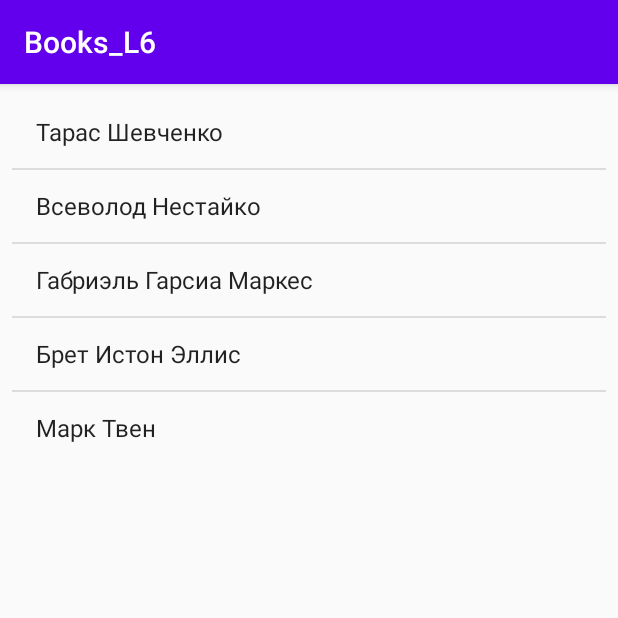
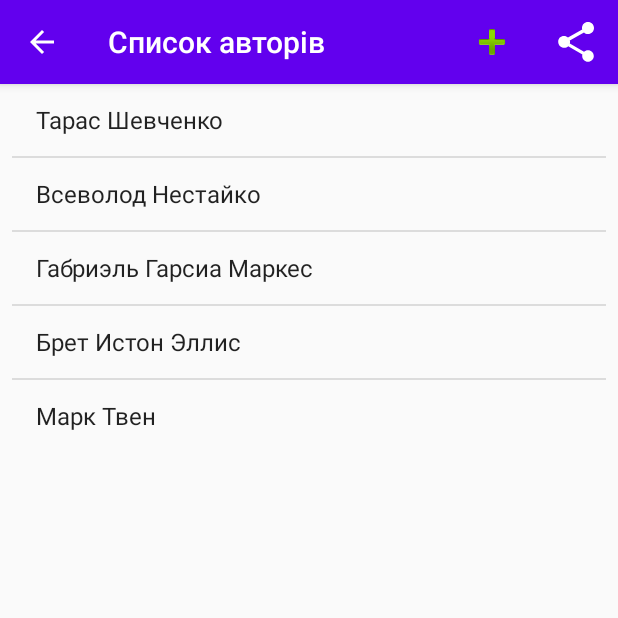
Before and after one commit to sashasova1/AndroidStudio, an Android app: the screen it shows after launch (AuthorsListActivity), after a tap on "СПИСОК АВТОРІВ", on a phone screen of 412 x 824 dp, the top half of it. Run offline under Robolectric (Android 15) with nearby library versions, the phone set to English and light mode, and no system bars.

Commit message:
Lab8 (Menu and Providers)

```diff
--- a/app/src/main/java/com/chnulabs/books/AuthorActivity.java
+++ b/app/src/main/java/com/chnulabs/books/AuthorActivity.java
@@ -24,12 +24,12 @@ public class AuthorActivity extends AppCompatActivity {
         AuthorDetails author = AuthorDetails.getAuthor(authorName);
 
         TextView txtImgAuthor = (TextView) findViewById(R.id.authorNameImageTxt);
-        txtImgAuthor.setText(author.getAuthorName());
+        txtImgAuthor.setText(author.getName());
         TextView txtImgBirthplace = (TextView) findViewById(R.id.birthplaceImageTxt);
         txtImgBirthplace.setText(author.getBirthplace());
 
         EditText txtAuthorName = (EditText) findViewById(R.id.authorEdit);
-        txtAuthorName.setText(author.getAuthorName());
+        txtAuthorName.setText(author.getName());
         EditText txtBirthplace = (EditText) findViewById(R.id.birthplaceEdit);
         txtBirthplace.setText(author.getBirthplace());
 
--- a/app/src/main/java/com/chnulabs/books/AuthorDetails.java
+++ b/app/src/main/java/com/chnulabs/books/AuthorDetails.java
@@ -4,22 +4,22 @@ import java.util.ArrayList;
 import java.util.Arrays;
 
 public class AuthorDetails {
-    private String authorName;
+    private String name;
     private String birthplace;
     private int litDirection;
     private boolean rusLangFlg;
     private boolean uaLangFlg;
 
-    public AuthorDetails(String authorName, String birthplace, int litDirection, boolean rusLangFlg, boolean uaLangFlg) {
-        this.authorName = authorName;
+    public AuthorDetails(String name, String birthplace, int litDirection, boolean uaLangFlg, boolean rusLangFlg) {
+        this.name = name;
         this.birthplace = birthplace;
         this.litDirection = litDirection;
+        this.uaLangFlg = uaLangFlg;
         this.rusLangFlg = rusLangFlg;
-        this.uaLangFlg = uaLangFlg;
     }
 
-    public String getAuthorName() {
-        return authorName;
+    public String getName() {
+        return name;
     }
 
     public String getBirthplace() {
@@ -30,7 +30,7 @@ public class AuthorDetails {
         return litDirection;
     }
 
-    private final static ArrayList<AuthorDetails> authors = new ArrayList<>(
+    private static ArrayList<AuthorDetails> authors = new ArrayList<>(
             Arrays.asList(
                     new AuthorDetails("Тарас Шевченко", "с. Моринці", 1, false, true),
                     new AuthorDetails("Всеволод Нестайко", "м. Бердичів", 1, true, true),
@@ -40,9 +40,13 @@ public class AuthorDetails {
             )
     );
 
+    public static void addAuthor(AuthorDetails author){
+        authors.add(author);
+    }
+
     public static AuthorDetails getAuthor(String authorName) {
         for (AuthorDetails ad : authors) {
-            if (ad.getAuthorName().equals(authorName)) {
+            if (ad.getName().equals(authorName)) {
                 return ad;
             }
         }
@@ -55,6 +59,6 @@ public class AuthorDetails {
 
     @Override
     public String toString() {
-        return authorName;
+        return name;
     }
 }
--- a/app/src/main/java/com/chnulabs/books/AuthorsListActivity.java
+++ b/app/src/main/java/com/chnulabs/books/AuthorsListActivity.java
@@ -1,13 +1,19 @@
 package com.chnulabs.books;
 
+import androidx.annotation.NonNull;
 import androidx.appcompat.app.AppCompatActivity;
+import androidx.appcompat.widget.ShareActionProvider;
+import androidx.core.view.MenuItemCompat;
 
 import android.content.Intent;
 import android.os.Bundle;
+import android.view.Menu;
+import android.view.MenuItem;
 import android.view.View;
 import android.widget.AdapterView;
 import android.widget.ArrayAdapter;
 import android.widget.ListView;
+
 
 public class AuthorsListActivity extends AppCompatActivity {
 
@@ -15,10 +21,12 @@ public class AuthorsListActivity extends AppCompatActivity {
     protected void onCreate(Bundle savedInstanceState) {
         super.onCreate(savedInstanceState);
         setContentView(R.layout.activity_authors_list);
+
         AdapterView.OnItemClickListener listener = new AdapterView.OnItemClickListener() {
             @Override
             public void onItemClick(AdapterView<?> adapterView, View view, int i, long l) {
-                String author = ((AuthorDetails) adapterView.getItemAtPosition(i)).toString();
+                String author = ((AuthorDetails) adapterView.getItemAtPosition(i))
+                        .toString();
                 Intent intent = new Intent(AuthorsListActivity.this, AuthorActivity.class);
                 intent.putExtra(AuthorActivity.BOOK_AUTHOR, author);
                 startActivity(intent);
@@ -27,6 +35,12 @@ public class AuthorsListActivity extends AppCompatActivity {
 
         ListView listView = (ListView) findViewById(R.id.authors_list);
         listView.setOnItemClickListener(listener);
+    }
+
+    @Override
+    protected void onStart() {
+        super.onStart();
+        ListView listView = (ListView) findViewById(R.id.authors_list);
         ArrayAdapter<AuthorDetails> adapter = new ArrayAdapter<>(
                 this,
                 android.R.layout.simple_list_item_1,
@@ -34,4 +48,39 @@ public class AuthorsListActivity extends AppCompatActivity {
         );
         listView.setAdapter(adapter);
     }
+
+    @Override
+    public boolean onCreateOptionsMenu(Menu menu) {
+        getMenuInflater().inflate(R.menu.authors_menu, menu);
+
+        String text = "";
+        for (AuthorDetails author : AuthorDetails.getAuthors()) {
+            text += author.getName() + "\n";
+        }
+        MenuItem menuItem = menu.findItem(R.id.action_share);
+        ShareActionProvider shareActionProvider =
+                (ShareActionProvider) MenuItemCompat.getActionProvider(menuItem);
+        Intent intent = new Intent(Intent.ACTION_SEND);
+        intent.setType("text/plain");
+        intent.putExtra(Intent.EXTRA_TEXT, text);
+        shareActionProvider.setShareIntent(intent);
+
+        return super.onCreateOptionsMenu(menu);
+    }
+
+    @Override
+    public boolean onOptionsItemSelected(@NonNull MenuItem item) {
+        switch (item.getItemId()) {
+            case R.id.action_add_author:
+                startActivity(
+                        new Intent(this, AddAuthorActivity.class)
+                );
+            default:
+                return super.onOptionsItemSelected(item);
+        }
+    }
+
+    public void onAuthorAddClick(View view) {
+        startActivity(new Intent(this, AddAuthorActivity.class));
+    }
 }
--- a/app/src/main/res/layout/activity_authors_list.xml
+++ b/app/src/main/res/layout/activity_authors_list.xml
@@ -11,7 +11,6 @@
         android:layout_width="0dp"
         android:layout_height="wrap_content"
         android:layout_marginStart="8dp"
-        android:layout_marginTop="8dp"
         android:layout_marginEnd="8dp"
         app:layout_constraintEnd_toEndOf="parent"
         app:layout_constraintStart_toStartOf="parent"
--- a/app/src/main/res/layout/activity_booklist.xml
+++ b/app/src/main/res/layout/activity_booklist.xml
@@ -20,7 +20,7 @@
         android:layout_height="wrap_content"
         android:layout_marginBottom="@dimen/default_padding"
         android:onClick="onBtnSendClick"
-        android:text="@string/btn_send"
+        android:text="@string/btn_share"
         android:textSize="16sp" />
 
 </LinearLayout>
--- /dev/null
+++ b/app/src/main/res/menu/authors_menu.xml
@@ -0,0 +1,16 @@
+<?xml version="1.0" encoding="utf-8"?>
+<menu xmlns:android="http://schemas.android.com/apk/res/android"
+    xmlns:app="http://schemas.android.com/apk/res-auto">
+    <item
+        android:id="@+id/action_add_author"
+        android:icon="@android:drawable/ic_input_add"
+        android:orderInCategory="1"
+        android:title="+"
+        app:showAsAction="ifRoom" />
+    <item
+        android:id="@+id/action_share"
+        android:orderInCategory="2"
+        android:title="@string/btn_share"
+        app:actionProviderClass="androidx.appcompat.widget.ShareActionProvider"
+        app:showAsAction="ifRoom" />
+</menu>
--- a/app/src/main/res/values/strings.xml
+++ b/app/src/main/res/values/strings.xml
@@ -1,7 +1,7 @@
 <resources>
-    <string name="app_name">Books_L6</string>
+    <string name="app_name">Електронна Бібліотека</string>
     <string name="btn_text">Показати список</string>
-    <string name="btn_send">Відправити в зовнішньому застосунку</string>
+    <string name="btn_share">Поділитися</string>
     <string name="label_text">Список книжок</string>
     <string name="author_text">Автор</string>
     <string name="birthplace_text">Місце народження</string>
```
Also changed, not shown: app/src/main/AndroidManifest.xml (+7 -1 lines), app/src/main/java/com/chnulabs/books/AddAuthorActivity.java (added, +29 -0 lines), app/src/main/res/layout/activity_add_author.xml (added, +71 -0 lines).
